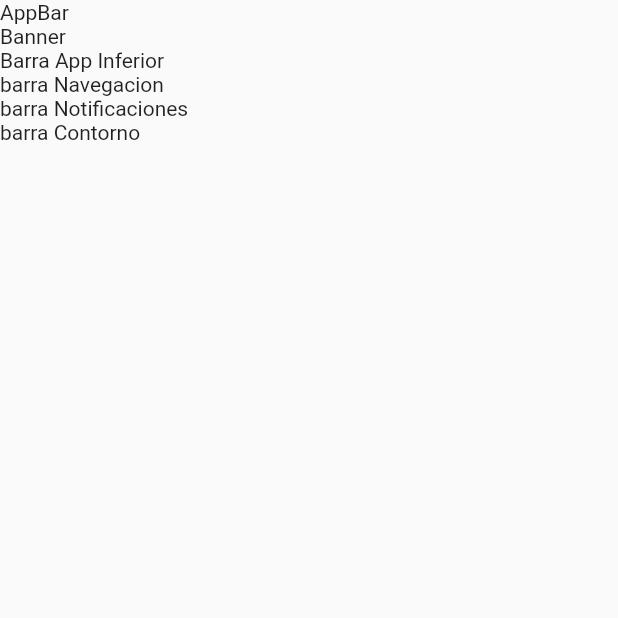
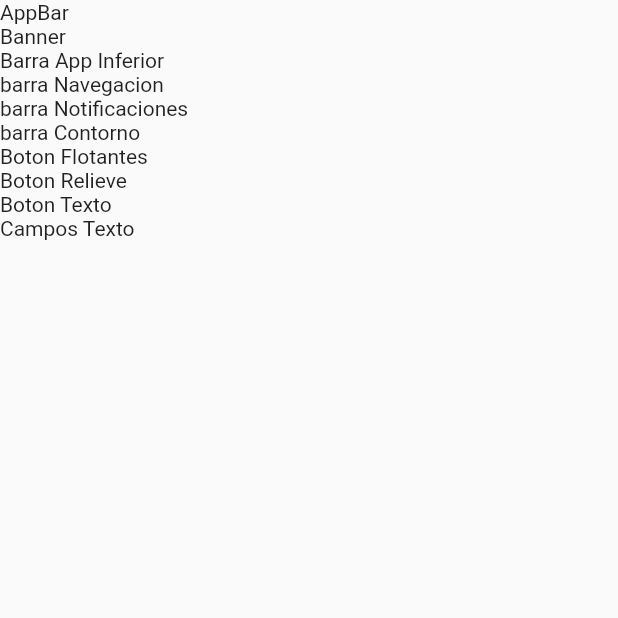
Before and after one commit to katvivi/componentes, a Flutter app: the screen it shows after launch, on a phone screen of 412 x 824 dp, the top half of it. Run offline on Flutter 3.47's test engine with Material 2 defaults, Android fonts, the light colour scheme and no system bars.

Commit message:
Componentes de Galery Material Flutter

```diff
--- a/lib/control_deslizante_rangos.dart
+++ b/lib/control_deslizante_rangos.dart
@@ -1,6 +1,6 @@
 import 'package:flutter/material.dart';
 class ControlDeslizanteRangosWidget extends StatefulWidget {
-  const Widget({Key? key}) : super(key: key);
+  const ControlDeslizanteRangosWidget({Key? key}) : super(key: key);
 
   @override
   State<ControlDeslizanteRangosWidget> createState() => _ControlDeslizanteRangosWidgetState();
--- a/lib/main.dart
+++ b/lib/main.dart
@@ -7,6 +7,10 @@ import 'barra_app_inferior.dart';
 import 'barra_navegacion.dart';
 import 'barras_notificaciones.dart';
 import 'boton_contorno.dart';
+import 'boton_flotantes.dart';
+import 'boton_relieve.dart';
+import 'boton_texto.dart';
+import 'campos_texto.dart';
 
 void main() {
   runApp(const MyApp());
@@ -30,6 +34,10 @@ class MyApp extends StatelessWidget {
         '/barraNavegacion':(context) => const BarraNavegacion(),
         '/barraNotificaciones':(context) => const BarrasNotificacionesWidget(),
         '/barraContorno':(context) => const BotonContorno(),
+        '/botonFlotantes':(context) => const BotonFlotamte(),
+        '/botonRelieve':(context) => const BotonRelieve(),
+        '/botonTexto':(context) => const BotonTexto(),
+        '/CampoTexto':(context) => const CamposTextoWidget(),
 
       },
       theme: ThemeData(
--- a/lib/menu.dart
+++ b/lib/menu.dart
@@ -49,6 +49,30 @@ class _MenuState extends State<Menu> {
             onTap: (){
               Navigator.pushNamed(context, '/barraContorno');
             },
+          ),
+          GestureDetector(
+            child: Text('Boton Flotantes'),
+            onTap: (){
+              Navigator.pushNamed(context, '/botonFlotantes');
+            },
+          ),
+          GestureDetector(
+            child: Text('Boton Relieve'),
+            onTap: (){
+              Navigator.pushNamed(context, '/botonRelieve');
+            },
+          ),
+          GestureDetector(
+            child: Text('Boton Texto'),
+            onTap: (){
+              Navigator.pushNamed(context, '/botonTexto');
+            },
+          ),
+          GestureDetector(
+            child: Text('Campos Texto'),
+            onTap: (){
+              Navigator.pushNamed(context, '/CampoTexto');
+            },
           )
         ],
       ),
```
Also changed, not shown: lib/control_deslizante_personalizados.dart (deleted).
